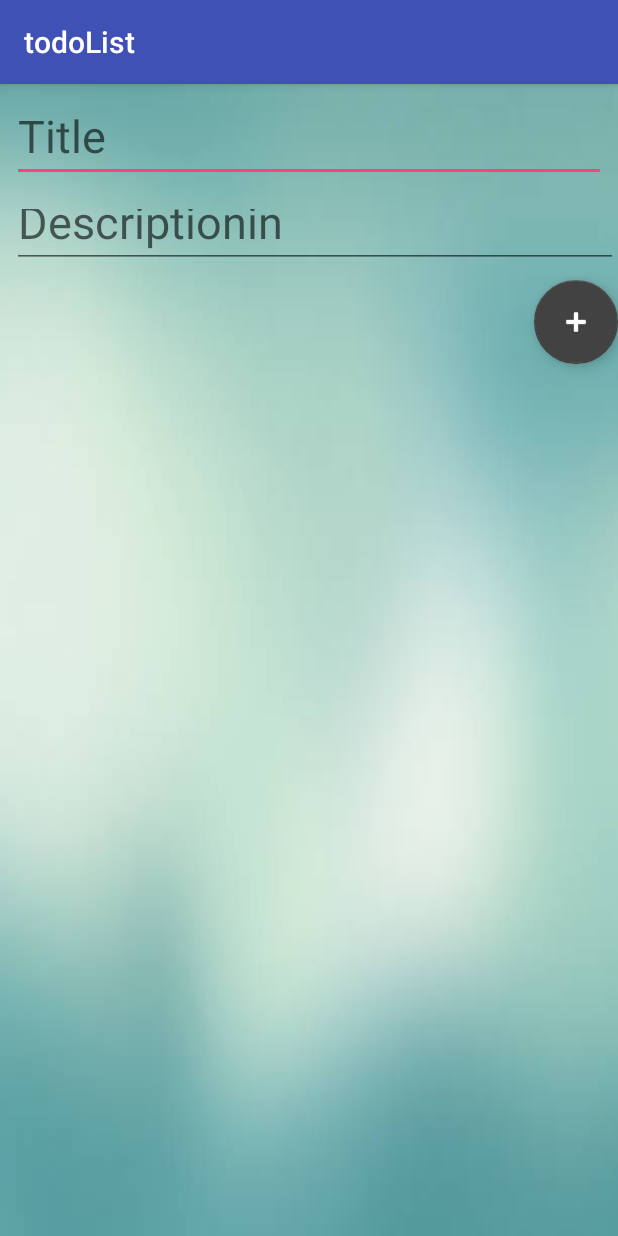
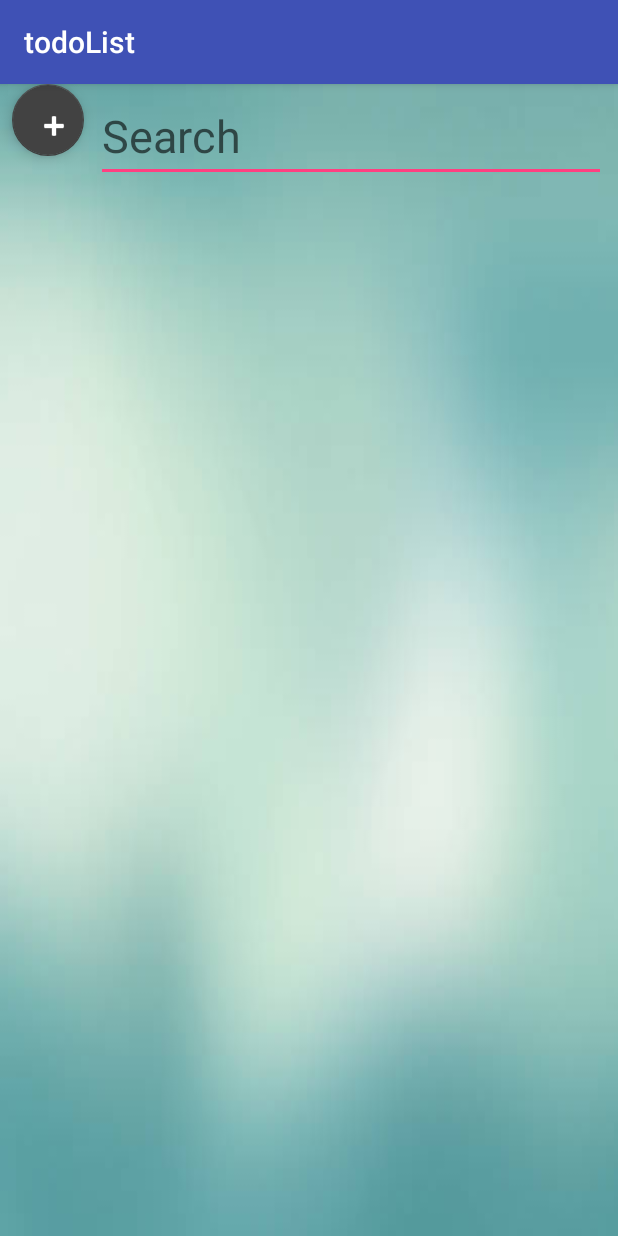
Before and after one commit to Mohamad-Mawaldi/My-TodoList, an Android app: the screen it shows after launch (MainActivity), on a phone screen of 412 x 824 dp. Run offline under Robolectric (Android 15) with nearby library versions, the phone set to English and light mode, and no system bars; our stand-ins replace Firebase (no records; nobody signed in at launch, a user with empty details on screens opened directly).

Commit message:
no message

```diff
--- a/app/src/main/java/com/example/hammode/todolist/MainActivity.java
+++ b/app/src/main/java/com/example/hammode/todolist/MainActivity.java
@@ -4,6 +4,8 @@ import android.app.Dialog;
 import android.support.design.widget.FloatingActionButton;
 import android.os.Bundle;
 import android.support.v7.app.AppCompatActivity;
+import android.text.Editable;
+import android.text.TextWatcher;
 import android.view.ContextMenu;
 import android.view.MenuItem;
 import android.view.View;
@@ -17,12 +19,11 @@ import com.google.firebase.firestore.FirebaseFirestore;
 import static android.view.View.*;
 
 public class MainActivity extends dbhandler {
-    //EditText titlein ;
-    //EditText descriptionin ;
+
    private ListView listo ;
    private FloatingActionButton fab ;
    private CustomAdapter adapter ;
-   private EditText title,description;
+   private EditText title,description,search;
    private Button done,cancel;
    private TextView head;
 
@@ -30,14 +31,30 @@ public class MainActivity extends dbhandler {
     protected void onCreate(Bundle savedInstanceState) {
         super.onCreate(savedInstanceState);
         setContentView(R.layout.activity_main);
-
-         //titlein = (EditText) findViewById(R.id.titlein);
-        //descriptionin = (EditText)findViewById(R.id.descriptionin);
          adapter = new CustomAdapter(MainActivity.this);
          listo = (ListView)findViewById(R.id.listview);
          fab= (FloatingActionButton)findViewById(R.id.fab);
           db = FirebaseFirestore.getInstance();
         adapter = new CustomAdapter(MainActivity.this);
+        search = (EditText)findViewById ( R.id.search );
+        search.addTextChangedListener ( new TextWatcher () {
+            @Override
+            public void beforeTextChanged(CharSequence s, int start, int count, int after) {
+
+            }
+
+            @Override
+            public void onTextChanged(CharSequence s, int start, int before, int count) {
+                (MainActivity.this).adapter.getFilter ().filter ( s );
+                adapter.notifyDataSetChanged ();
+
+            }
+
+            @Override
+            public void afterTextChanged(Editable s) {
+
+            }
+        } );
         listo.setAdapter(adapter);
         adapter.notifyDataSetChanged();
         Loader();
@@ -71,24 +88,7 @@ public class MainActivity extends dbhandler {
                     public void onClick(View v) {
                         dialog.dismiss ();
                     }
-                } );
-
-
-
-                /*Dialog dialog = new Dialog ( MainActivity.this );
-                dialog.setContentView ( R.layout.dialog );
-                dialog.show ();
-                title = (EditText)dialog.findViewById(R.id.title);
-                description = (EditText)dialog.findViewById(R.id.description);
-                head = (TextView )dialog.findViewById(R.id.head);
-                done = (Button )dialog.findViewById(R.id.done);
-                cancel = (Button )dialog.findViewById(R.id.cancel);*/
-
-                //add(titlein.getText().toString() ,descriptionin.getText().toString());
-                //Loader();
-                //titlein.setText("");
-                //descriptionin.setText("");
-                }});
+                } );}});
     }
 
     @Override
@@ -109,8 +109,8 @@ public class MainActivity extends dbhandler {
             dialog.show ();
             title = ( EditText ) dialog.findViewById ( R.id.title );
             description = ( EditText ) dialog.findViewById ( R.id.description );
-            title.setText ( SharedList.list.get ( item.getOrder () ).getTitle () );
-            description.setText ( SharedList.list.get ( item.getOrder () ).getDescription () );
+            //title.setText ( SharedList.list.get ( item.getOrder () ).getTitle () );
+            //description.setText ( SharedList.list.get ( item.getOrder () ).getDescription () );
             head = ( TextView ) dialog.findViewById ( R.id.head );
             head.setText ( "Update!" );
             done = ( Button ) dialog.findViewById ( R.id.done );
--- a/app/src/main/res/layout/activity_main.xml
+++ b/app/src/main/res/layout/activity_main.xml
@@ -8,39 +8,14 @@
     tools:context="com.example.hammode.todolist.MainActivity"
     android:orientation="vertical">
 
-    <EditText
-        android:id="@+id/titlein"
+    <TableRow
         android:layout_width="match_parent"
-        android:layout_height="wrap_content"
-        android:layout_marginEnd="8dp"
-        android:layout_marginStart="8dp"
-        android:layout_marginTop="4dp"
-        android:hint="@string/title"
-        android:textColor="#607D8B"
-        app:layout_constraintEnd_toEndOf="parent"
-        app:layout_constraintHorizontal_bias="0.0"
-        app:layout_constraintStart_toStartOf="parent"
-        app:layout_constraintTop_toTopOf="parent"
-        android:textSize="30dp"/>
-
-
-    <EditText
-        android:id="@+id/descriptionin"
-        android:layout_width="match_parent"
-        android:layout_height="49dp"
-        android:layout_marginLeft="8dp"
-        android:layout_marginStart="8dp"
-        android:layout_marginTop="8dp"
-        android:hint="@string/descriptionin"
-        android:textColor="#607D8B"
-        android:textSize="30dp"
-        app:layout_constraintStart_toStartOf="parent"
-        app:layout_constraintTop_toBottomOf="@+id/titlein" />
+        android:layout_height="wrap_content">
 
         <android.support.design.widget.FloatingActionButton
             android:id="@+id/fab"
-        android:layout_width="95dp"
-        android:layout_height="wrap_content"
+            android:layout_width="48dp"
+            android:layout_height="match_parent"
             android:layout_gravity="right"
             android:layout_marginBottom="8dp"
             android:layout_marginLeft="8dp"
@@ -52,6 +27,23 @@
             app:layout_constraintStart_toEndOf="@+id/titlein"
             app:layout_constraintTop_toTopOf="parent"
             app:srcCompat="@android:drawable/ic_input_add" />
+
+        <EditText
+            android:id="@+id/search"
+            android:layout_width="match_parent"
+            android:layout_height="wrap_content"
+            android:layout_marginEnd="8dp"
+            android:layout_marginStart="8dp"
+            android:layout_marginTop="4dp"
+            android:hint="Search"
+            android:textColor="#607D8B"
+            android:textSize="30dp"
+            app:layout_constraintEnd_toEndOf="parent"
+            app:layout_constraintHorizontal_bias="0.0"
+            app:layout_constraintStart_toStartOf="parent"
+            app:layout_constraintTop_toTopOf="parent" />
+    </TableRow>
+
      <ListView
     android:id="@+id/listview"
     android:layout_width="match_parent"
```
Lines whose indentation alone changed are shown as unchanged.
